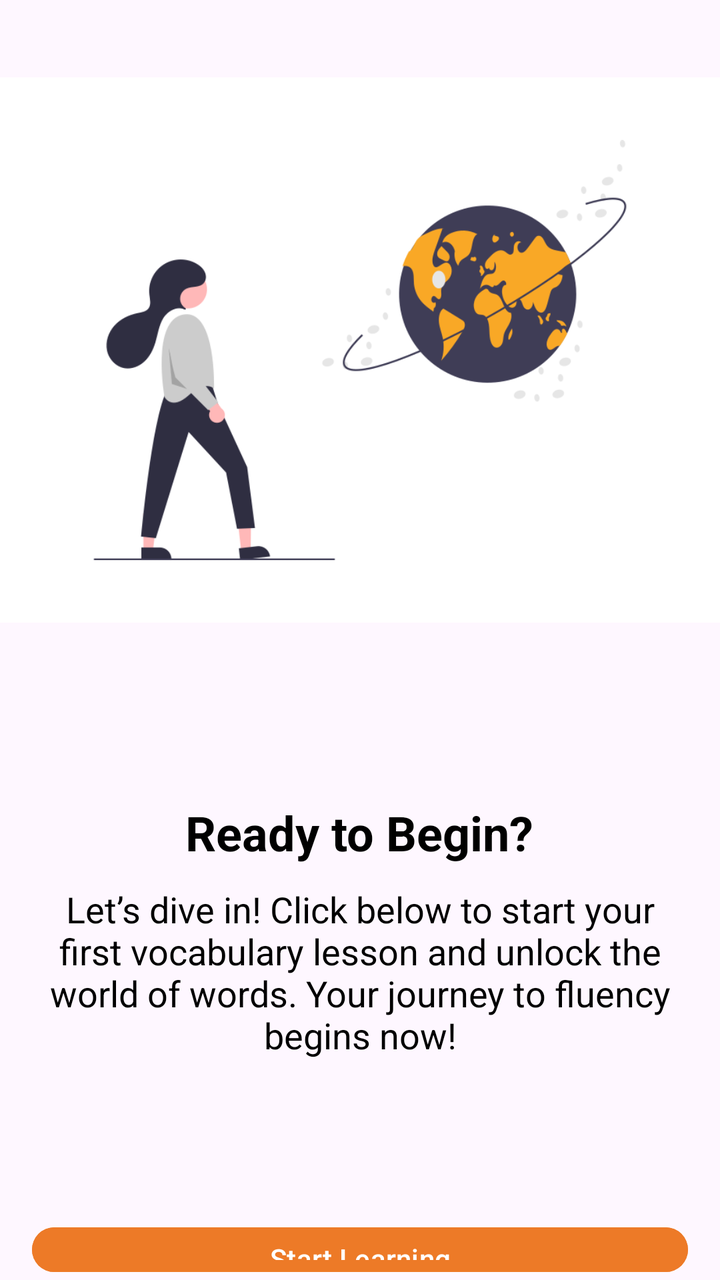
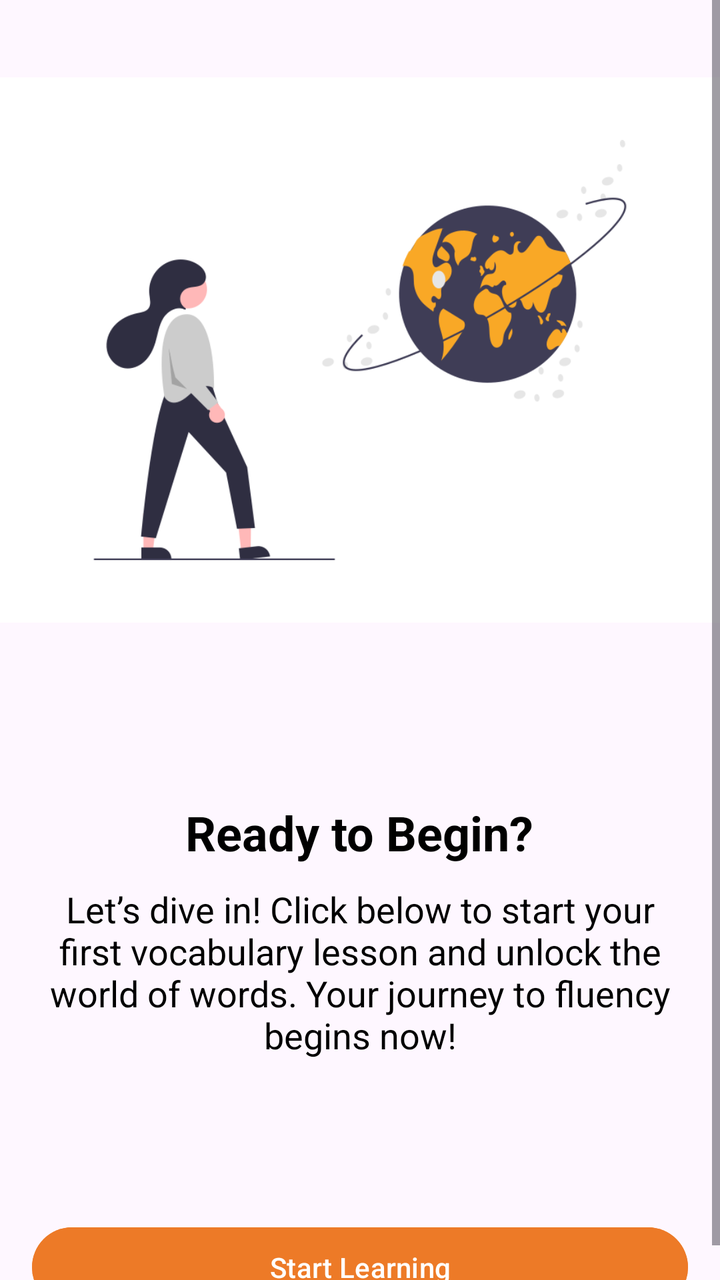

The first picture is an Android layout as it rendered before a commit; the second is the same layout after the commit. The layout source and the unified diff follow.
<!-- AndroidManifest.xml: application theme Theme.VocabCards -->
<!-- res/layout/fragment_onboarding3.xml -->
<?xml version="1.0" encoding="utf-8"?>
<LinearLayout
    xmlns:android="http://schemas.android.com/apk/res/android"
    android:layout_width="match_parent"
    android:layout_height="match_parent"
    android:orientation="vertical"
    android:gravity="center">

    <ImageView
        android:layout_width="wrap_content"
        android:layout_height="350dp"
        android:src="@drawable/onboardingimage3"
        android:layout_marginBottom="50dp"/>

    <TextView
        android:layout_width="wrap_content"
        android:layout_height="wrap_content"
        android:text="@string/ready_to_begin"
        android:textSize="24sp"
        android:textStyle="bold"
        android:paddingBottom="10dp"
        android:textColor="@android:color/black"
       />
    <TextView
        android:layout_width="wrap_content"
        android:layout_height="wrap_content"
        android:text="@string/let_s_dive_in_click_below_to_start_your_first_vocabulary_lesson_and_unlock_the_world_of_words_your_journey_to_fluency_begins_now"
        android:textSize="18sp"
        android:gravity="center"
        android:textColor="@android:color/black"
        android:layout_marginStart="16dp"
        android:layout_marginEnd="16dp"
        />

    <Button
        android:id="@+id/buttonFinish"
        android:layout_width="match_parent"
        android:layout_height="wrap_content"
        android:backgroundTint="#ED7A27"
        android:layout_marginTop="80dp"
        android:text="@string/start_learning"
        android:layout_marginStart="16dp"
        android:layout_marginEnd="16dp"    />
</LinearLayout>
<!-- resources referenced by this layout -->
<resources>
  <!-- drawable onboardingimage3: png bitmap (drawable, 34707 bytes) -->
  <string name="let_s_dive_in_click_below_to_start_your_first_vocabulary_lesson_and_unlock_the_world_of_words_your_journey_to_fluency_begins_now">Let’s dive in! Click below to start your first vocabulary lesson and unlock the world of words. Your journey to fluency begins now!</string>
  <string name="ready_to_begin">Ready to Begin?</string>
  <string name="start_learning">Start Learning</string>
  <style name="Theme.VocabCards" parent="Base.Theme.VocabCards" />
  <style name="Base.Theme.VocabCards" parent="Theme.Material3.DayNight.NoActionBar">
          
          
      </style>
</resources>

<!-- the commit's change to res/layout/fragment_onboarding3.xml (unified diff, before → after) -->
@@ -1,44 +1,50 @@
 <?xml version="1.0" encoding="utf-8"?>
-<LinearLayout
+<ScrollView
     xmlns:android="http://schemas.android.com/apk/res/android"
     android:layout_width="match_parent"
-    android:layout_height="match_parent"
-    android:orientation="vertical"
-    android:gravity="center">
+    android:layout_height="match_parent">
 
-    <ImageView
-        android:layout_width="wrap_content"
-        android:layout_height="350dp"
-        android:src="@drawable/onboardingimage3"
-        android:layout_marginBottom="50dp"/>
-
-    <TextView
-        android:layout_width="wrap_content"
-        android:layout_height="wrap_content"
-        android:text="@string/ready_to_begin"
-        android:textSize="24sp"
-        android:textStyle="bold"
-        android:paddingBottom="10dp"
-        android:textColor="@android:color/black"
-       />
-    <TextView
-        android:layout_width="wrap_content"
-        android:layout_height="wrap_content"
-        android:text="@string/let_s_dive_in_click_below_to_start_your_first_vocabulary_lesson_and_unlock_the_world_of_words_your_journey_to_fluency_begins_now"
-        android:textSize="18sp"
-        android:gravity="center"
-        android:textColor="@android:color/black"
-        android:layout_marginStart="16dp"
-        android:layout_marginEnd="16dp"
-        />
-
-    <Button
-        android:id="@+id/buttonFinish"
+    <LinearLayout
         android:layout_width="match_parent"
         android:layout_height="wrap_content"
-        android:backgroundTint="#ED7A27"
-        android:layout_marginTop="80dp"
-        android:text="@string/start_learning"
-        android:layout_marginStart="16dp"
-        android:layout_marginEnd="16dp"    />
-</LinearLayout>
+        android:orientation="vertical"
+        android:gravity="center">
+
+        <ImageView
+            android:layout_width="wrap_content"
+            android:layout_height="350dp"
+            android:src="@drawable/onboardingimage3"
+            android:layout_marginBottom="50dp" />
+
+        <TextView
+            android:layout_width="wrap_content"
+            android:layout_height="wrap_content"
+            android:text="@string/ready_to_begin"
+            android:textSize="24sp"
+            android:textStyle="bold"
+            android:paddingBottom="10dp"
+            android:textColor="@android:color/black" />
+
+        <TextView
+            android:layout_width="wrap_content"
+            android:layout_height="wrap_content"
+            android:text="@string/let_s_dive_in_click_below_to_start_your_first_vocabulary_lesson_and_unlock_the_world_of_words_your_journey_to_fluency_begins_now"
+            android:textSize="18sp"
+            android:gravity="center"
+            android:textColor="@android:color/black"
+            android:layout_marginStart="16dp"
+            android:layout_marginEnd="16dp" />
+
+        <Button
+            android:id="@+id/buttonFinish"
+            android:layout_width="match_parent"
+            android:layout_height="wrap_content"
+            android:backgroundTint="#ED7A27"
+            android:layout_marginTop="80dp"
+            android:text="@string/start_learning"
+            android:layout_marginStart="16dp"
+            android:layout_marginEnd="16dp" />
+
+    </LinearLayout>
+
+</ScrollView>
